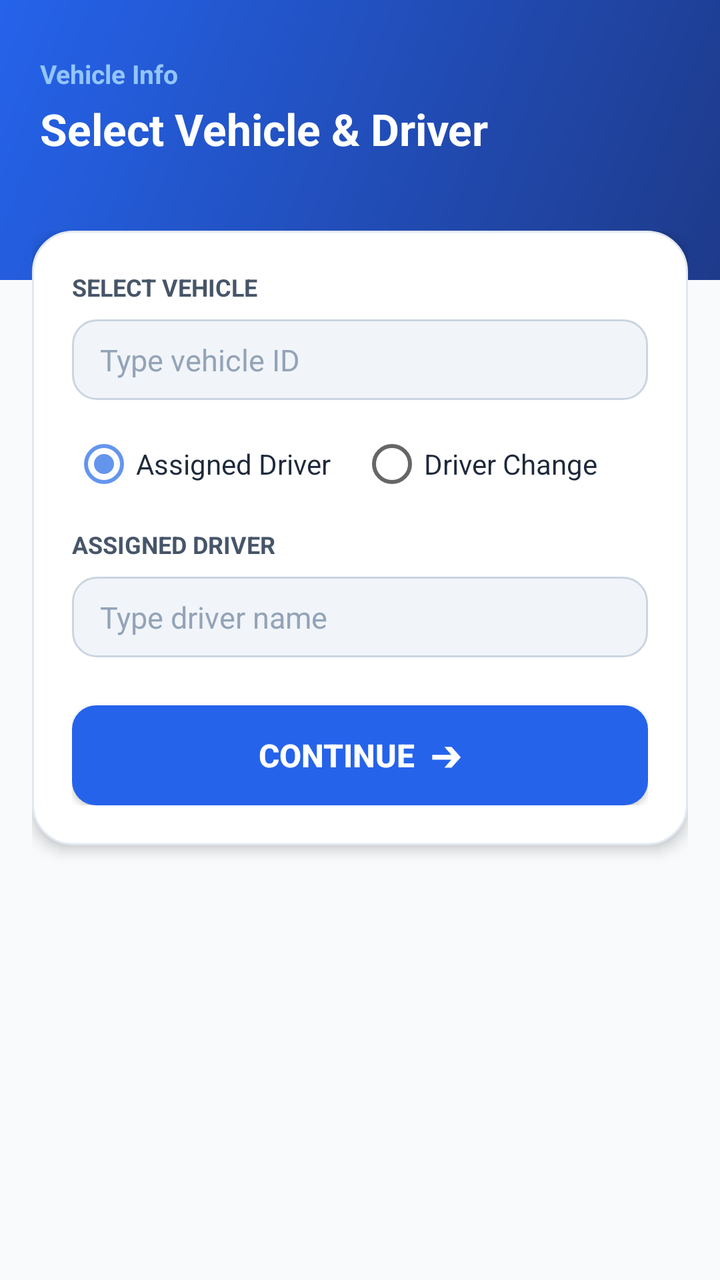
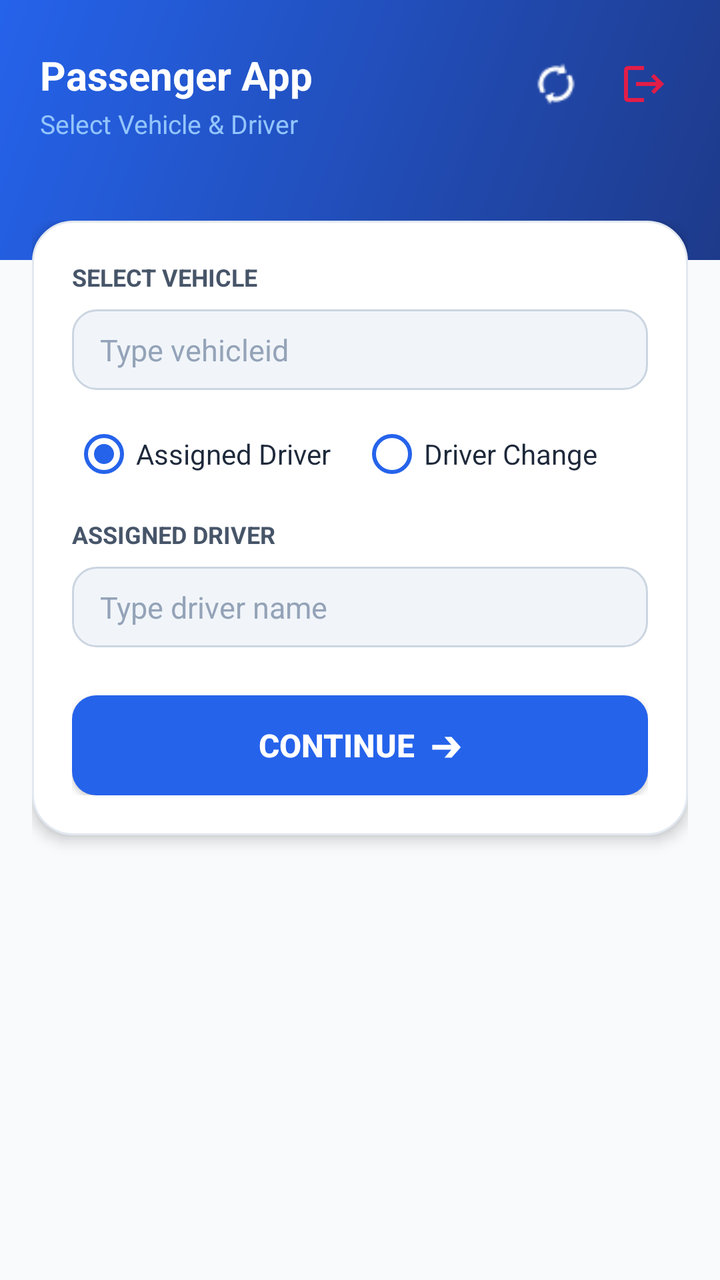

Before-and-after screenshots of an Android layout around one commit, followed by the original layout XML and the change that was made.
<!-- AndroidManifest.xml: application theme AppTheme -->
<!-- res/layout/activity_vehicleinfo.xml -->
<?xml version="1.0" encoding="utf-8"?>
<RelativeLayout xmlns:android="http://schemas.android.com/apk/res/android"
    android:layout_width="match_parent"
    android:layout_height="match_parent"
    android:background="#F8FAFC">

    
    <LinearLayout
        android:id="@+id/header_container"
        android:layout_width="match_parent"
        android:layout_height="140dp"
        android:background="@drawable/bg_header_blue"
        android:orientation="vertical"
        android:paddingHorizontal="20dp"
        android:paddingTop="28dp">

        <TextView
            android:layout_width="wrap_content"
            android:layout_height="wrap_content"
            android:text="Vehicle Info"
            android:textColor="#93C5FD"
            android:textSize="13sp"
            android:textStyle="bold" />

        <TextView
            android:layout_width="wrap_content"
            android:layout_height="wrap_content"
            android:layout_marginTop="4dp"
            android:text="Select Vehicle &amp; Driver"
            android:textColor="#FFFFFF"
            android:textSize="22sp"
            android:textStyle="bold" />
    </LinearLayout>

    <ScrollView
        android:layout_width="match_parent"
        android:layout_height="match_parent"
        android:layout_below="@id/header_container"
        android:layout_marginTop="-25dp"
        android:fillViewport="true">

        <LinearLayout
            android:layout_width="match_parent"
            android:layout_height="wrap_content"
            android:orientation="vertical"
            android:paddingHorizontal="16dp"
            android:paddingBottom="24dp">

            <LinearLayout
                android:layout_width="match_parent"
                android:layout_height="wrap_content"
                android:background="@drawable/bg_login_card"
                android:elevation="4dp"
                android:orientation="vertical"
                android:padding="20dp">

                
                <TextView
                    android:id="@+id/lbl_select_veh"
                    android:layout_width="wrap_content"
                    android:layout_height="wrap_content"
                    android:layout_marginBottom="8dp"
                    android:text="SELECT VEHICLE"
                    android:textColor="#475569"
                    android:textSize="12sp"
                    android:textStyle="bold" />

                
                <LinearLayout
                    android:layout_width="match_parent"
                    android:layout_height="wrap_content"
                    android:layout_marginBottom="16dp"
                    android:background="@drawable/bg_phone_input"
                    android:paddingHorizontal="14dp"
                    android:paddingVertical="10dp">

                    <AutoCompleteTextView
                        android:id="@+id/autoVehText"
                        android:layout_width="match_parent"
                        android:layout_height="wrap_content"
                        android:background="@null"
                        android:digits="abcdefghijklmnopqrstuvwxyzABCDEFGHIJKLMNOPQRSTUVWXYZ0123456789"
                        android:hint="Type vehicle ID"
                        android:singleLine="true"
                        android:textColor="#0F172A"
                        android:textColorHint="#94A3B8"
                        android:textSize="15sp" />
                </LinearLayout>

                <TextView
                    android:id="@+id/txt"
                    android:layout_width="wrap_content"
                    android:layout_height="wrap_content"
                    android:layout_marginBottom="8dp"
                    android:text="ENTER VEHICLE"
                    android:textColor="#475569"
                    android:textSize="12sp"
                    android:textStyle="bold"
                    android:visibility="gone" />

                <EditText
                    android:id="@+id/edittxt"
                    android:layout_width="match_parent"
                    android:layout_height="wrap_content"
                    android:layout_marginBottom="16dp"
                    android:background="@drawable/bg_phone_input"
                    android:digits="abcdefghijklmnopqrstuvwxyzABCDEFGHIJKLMNOPQRSTUVWXYZ0123456789"
                    android:hint="Enter vehicle ID"
                    android:maxLength="15"
                    android:paddingHorizontal="14dp"
                    android:paddingVertical="10dp"
                    android:textColor="#0F172A"
                    android:textSize="15sp"
                    android:visibility="gone" />

                
                <RadioGroup
                    android:id="@+id/radioType"
                    android:layout_width="match_parent"
                    android:layout_height="wrap_content"
                    android:layout_marginBottom="16dp"
                    android:orientation="horizontal">

                    <RadioButton
                        android:id="@+id/rbAssigned"
                        android:layout_width="0dp"
                        android:layout_height="wrap_content"
                        android:layout_weight="1"
                        android:checked="true"
                        android:text="Assigned Driver"
                        android:textColor="#1E293B"
                        android:textSize="14sp" />

                    <RadioButton
                        android:id="@+id/rbChange"
                        android:layout_width="0dp"
                        android:layout_height="wrap_content"
                        android:layout_weight="1"
                        android:text="Driver Change"
                        android:textColor="#1E293B"
                        android:textSize="14sp" />
                </RadioGroup>

                
                <TextView
                    android:id="@+id/type"
                    android:layout_width="wrap_content"
                    android:layout_height="wrap_content"
                    android:layout_marginBottom="8dp"
                    android:text="ASSIGNED DRIVER"
                    android:textColor="#475569"
                    android:textSize="12sp"
                    android:textStyle="bold" />

                <LinearLayout
                    android:layout_width="match_parent"
                    android:layout_height="wrap_content"
                    android:layout_marginBottom="16dp"
                    android:background="@drawable/bg_phone_input"
                    android:paddingHorizontal="14dp"
                    android:paddingVertical="10dp">

                    <AutoCompleteTextView
                        android:id="@+id/autoText"
                        android:layout_width="match_parent"
                        android:layout_height="wrap_content"
                        android:background="@null"
                        android:enabled="false"
                        android:hint="Type driver name"
                        android:singleLine="true"
                        android:textColor="#0F172A"
                        android:textColorHint="#94A3B8"
                        android:textSize="15sp" />
                </LinearLayout>

                <TextView
                    android:id="@+id/dritxt"
                    android:layout_width="wrap_content"
                    android:layout_height="wrap_content"
                    android:layout_marginBottom="8dp"
                    android:text="DRIVER DETAILS"
                    android:textColor="#475569"
                    android:textSize="12sp"
                    android:textStyle="bold"
                    android:visibility="gone" />

                <EditText
                    android:id="@+id/driedittxt"
                    android:layout_width="match_parent"
                    android:layout_height="wrap_content"
                    android:layout_marginBottom="16dp"
                    android:background="@drawable/bg_phone_input"
                    android:digits="abcdefghijklmnopqrstuvwxyzABCDEFGHIJKLMNOPQRSTUVWXYZ 0123456789"
                    android:hint="Enter driver details"
                    android:maxLength="30"
                    android:paddingHorizontal="14dp"
                    android:paddingVertical="10dp"
                    android:textColor="#0F172A"
                    android:textSize="15sp"
                    android:visibility="gone" />

                
                <TextView
                    android:id="@+id/zonetxt"
                    android:layout_width="wrap_content"
                    android:layout_height="wrap_content"
                    android:layout_marginBottom="8dp"
                    android:text="ZONE"
                    android:textColor="#475569"
                    android:textSize="12sp"
                    android:textStyle="bold"
                    android:visibility="gone" />

                <AutoCompleteTextView
                    android:id="@+id/zoneautoTxt"
                    android:layout_width="match_parent"
                    android:layout_height="wrap_content"
                    android:layout_marginBottom="16dp"
                    android:background="@drawable/bg_phone_input"
                    android:hint="Type zone"
                    android:paddingHorizontal="14dp"
                    android:paddingVertical="10dp"
                    android:singleLine="true"
                    android:textColor="#0F172A"
                    android:textSize="15sp"
                    android:visibility="gone" />

                <TextView
                    android:id="@+id/twrtxt"
                    android:layout_width="wrap_content"
                    android:layout_height="wrap_content"
                    android:layout_marginBottom="8dp"
                    android:text="TOWER ID"
                    android:textColor="#475569"
                    android:textSize="12sp"
                    android:textStyle="bold"
                    android:visibility="gone" />

                <AutoCompleteTextView
                    android:id="@+id/twrautoTxt"
                    android:layout_width="match_parent"
                    android:layout_height="wrap_content"
                    android:layout_marginBottom="16dp"
                    android:background="@drawable/bg_phone_input"
                    android:hint="Type tower ID"
                    android:paddingHorizontal="14dp"
                    android:paddingVertical="10dp"
                    android:singleLine="true"
                    android:textColor="#0F172A"
                    android:textSize="15sp"
                    android:visibility="gone" />

                
                <androidx.appcompat.widget.AppCompatButton
                    android:id="@+id/btn"
                    android:layout_width="match_parent"
                    android:layout_height="50dp"
                    android:layout_marginTop="8dp"
                    android:background="@drawable/bg_login_button"
                    android:elevation="2dp"
                    android:text="CONTINUE  ➔"
                    android:textColor="#FFFFFF"
                    android:textSize="16sp"
                    android:textStyle="bold" />

            </LinearLayout>
        </LinearLayout>
    </ScrollView>
</RelativeLayout>
<!-- resources referenced by this layout -->
<resources>
  <!-- drawable bg_header_blue (drawable) -->
  <?xml version="1.0" encoding="utf-8"?>
  <shape xmlns:android="http://schemas.android.com/apk/res/android">
      <gradient
          android:startColor="#1E3A8A"
          android:endColor="#2563EB"
          android:angle="135"/>
  </shape>
  <!-- drawable bg_login_button (drawable) -->
  <?xml version="1.0" encoding="utf-8"?>
  <selector xmlns:android="http://schemas.android.com/apk/res/android">
      <item android:state_pressed="true">
          <shape>
              <solid android:color="#1D4ED8" />
              <corners android:radius="12dp" />
          </shape>
      </item>
      <item>
          <shape>
              <solid android:color="#2563EB" />
              <corners android:radius="12dp" />
          </shape>
      </item>
  </selector>
  <!-- drawable bg_login_card (drawable) -->
  <?xml version="1.0" encoding="utf-8"?>
  <shape xmlns:android="http://schemas.android.com/apk/res/android">
      <solid android:color="#FFFFFF" />
      <corners android:radius="20dp" />
      <stroke android:width="1dp" android:color="#E2E8F0" />
  </shape>
  <!-- drawable bg_phone_input (drawable) -->
  <?xml version="1.0" encoding="utf-8"?>
  <shape xmlns:android="http://schemas.android.com/apk/res/android">
      <solid android:color="#F1F5F9" />
      <corners android:radius="12dp" />
      <stroke android:width="1dp" android:color="#CBD5E1" />
  </shape>
  <style name="AppTheme" parent="Theme.AppCompat.Light.DarkActionBar">
          
          <item name="colorPrimary">@color/colorPrimary</item>
          <item name="colorPrimaryDark">@color/colorPrimaryDark</item>
          <item name="colorAccent">@color/colorAccent</item>
      </style>
  <color name="colorPrimary">#3F51B5</color>
  <color name="colorPrimaryDark">#303F9F</color>
  <color name="colorAccent">#6495ED</color>
</resources>

<!-- the commit's change to res/layout/activity_vehicleinfo.xml (unified diff, before → after) -->
@@ -5,38 +5,70 @@
     android:background="#F8FAFC">
 
     
-    <LinearLayout
+    <RelativeLayout
         android:id="@+id/header_container"
         android:layout_width="match_parent"
-        android:layout_height="140dp"
+        android:layout_height="130dp"
         android:background="@drawable/bg_header_blue"
-        android:orientation="vertical"
         android:paddingHorizontal="20dp"
-        android:paddingTop="28dp">
-
-        <TextView
+        android:paddingTop="24dp">
+
+        <LinearLayout
             android:layout_width="wrap_content"
             android:layout_height="wrap_content"
-            android:text="Vehicle Info"
-            android:textColor="#93C5FD"
-            android:textSize="13sp"
-            android:textStyle="bold" />
-
-        <TextView
+            android:layout_alignParentStart="true"
+            android:orientation="vertical">
+
+            <TextView
+                android:layout_width="wrap_content"
+                android:layout_height="wrap_content"
+                android:text="Passenger App"
+                android:textColor="#FFFFFF"
+                android:textSize="20sp"
+                android:textStyle="bold" />
+
+            <TextView
+                android:layout_width="wrap_content"
+                android:layout_height="wrap_content"
+                android:layout_marginTop="2dp"
+                android:text="Select Vehicle &amp; Driver"
+                android:textColor="#93C5FD"
+                android:textSize="13sp" />
+        </LinearLayout>
+
+        
+        <LinearLayout
             android:layout_width="wrap_content"
             android:layout_height="wrap_content"
-            android:layout_marginTop="4dp"
-            android:text="Select Vehicle &amp; Driver"
-            android:textColor="#FFFFFF"
-            android:textSize="22sp"
-            android:textStyle="bold" />
-    </LinearLayout>
+            android:layout_alignParentEnd="true"
+            android:orientation="horizontal">
+
+            <ImageView
+                android:id="@+id/btn_refresh"
+                android:layout_width="36dp"
+                android:layout_height="36dp"
+                android:layout_marginEnd="8dp"
+                android:background="?attr/selectableItemBackgroundBorderless"
+                android:contentDescription="Refresh"
+                android:padding="6dp"
+                android:src="@drawable/refresh" />
+
+            <ImageView
+                android:id="@+id/btn_logout"
+                android:layout_width="36dp"
+                android:layout_height="36dp"
+                android:background="?attr/selectableItemBackgroundBorderless"
+                android:contentDescription="Logout"
+                android:padding="6dp"
+                android:src="@drawable/ic_logout_modern" />
+        </LinearLayout>
+    </RelativeLayout>
 
     <ScrollView
         android:layout_width="match_parent"
         android:layout_height="match_parent"
         android:layout_below="@id/header_container"
-        android:layout_marginTop="-25dp"
+        android:layout_marginTop="-20dp"
         android:fillViewport="true">
 
         <LinearLayout
@@ -80,7 +112,7 @@
                         android:layout_height="wrap_content"
                         android:background="@null"
                         android:digits="abcdefghijklmnopqrstuvwxyzABCDEFGHIJKLMNOPQRSTUVWXYZ0123456789"
-                        android:hint="Type vehicle ID"
+                        android:hint="Type vehicleid"
                         android:singleLine="true"
                         android:textColor="#0F172A"
                         android:textColorHint="#94A3B8"
@@ -105,7 +137,7 @@
                     android:layout_marginBottom="16dp"
                     android:background="@drawable/bg_phone_input"
                     android:digits="abcdefghijklmnopqrstuvwxyzABCDEFGHIJKLMNOPQRSTUVWXYZ0123456789"
-                    android:hint="Enter vehicle ID"
+                    android:hint="Enter vehicleId"
                     android:maxLength="15"
                     android:paddingHorizontal="14dp"
                     android:paddingVertical="10dp"
@@ -126,6 +158,7 @@
                         android:layout_width="0dp"
                         android:layout_height="wrap_content"
                         android:layout_weight="1"
+                        android:buttonTint="#2563EB"
                         android:checked="true"
                         android:text="Assigned Driver"
                         android:textColor="#1E293B"
@@ -136,6 +169,7 @@
                         android:layout_width="0dp"
                         android:layout_height="wrap_content"
                         android:layout_weight="1"
+                        android:buttonTint="#2563EB"
                         android:text="Driver Change"
                         android:textColor="#1E293B"
                         android:textSize="14sp" />
@@ -205,7 +239,7 @@
                     android:layout_width="wrap_content"
                     android:layout_height="wrap_content"
                     android:layout_marginBottom="8dp"
-                    android:text="ZONE"
+                    android:text="SELECT ZONE"
                     android:textColor="#475569"
                     android:textSize="12sp"
                     android:textStyle="bold"
@@ -230,7 +264,7 @@
                     android:layout_width="wrap_content"
                     android:layout_height="wrap_content"
                     android:layout_marginBottom="8dp"
-                    android:text="TOWER ID"
+                    android:text="SELECT TOWER ID"
                     android:textColor="#475569"
                     android:textSize="12sp"
                     android:textStyle="bold"
<!-- resource entries referenced after the edit -->
@@ -38,6 +38,18 @@
       <corners android:radius="12dp" />
       <stroke android:width="1dp" android:color="#CBD5E1" />
   </shape>
+  <!-- drawable ic_logout_modern (drawable) -->
+  <?xml version="1.0" encoding="utf-8"?>
+  <vector xmlns:android="http://schemas.android.com/apk/res/android"
+      android:width="24dp"
+      android:height="24dp"
+      android:viewportWidth="24"
+      android:viewportHeight="24">
+      <path
+          android:fillColor="#E11D48"
+          android:pathData="M17,7l-1.41,1.41L18.17,11H8v2h10.17l-2.58,2.58L17,17l5,-5zM4,5h8V3H4c-1.1,0 -2,0.9 -2,2v14c0,1.1 0.9,2 2,2h8v-2H4V5z"/>
+  </vector>
+  <!-- drawable refresh: png bitmap (drawable, 553 bytes) -->
   <style name="AppTheme" parent="Theme.AppCompat.Light.DarkActionBar">
           
           <item name="colorPrimary">@color/colorPrimary</item>
